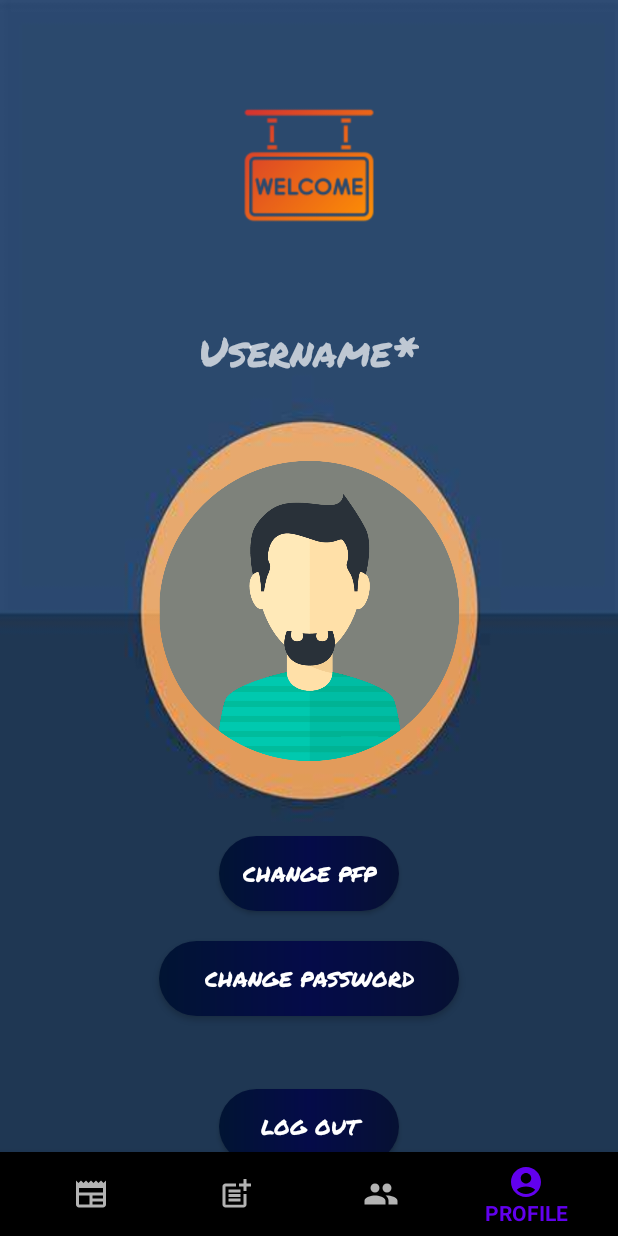
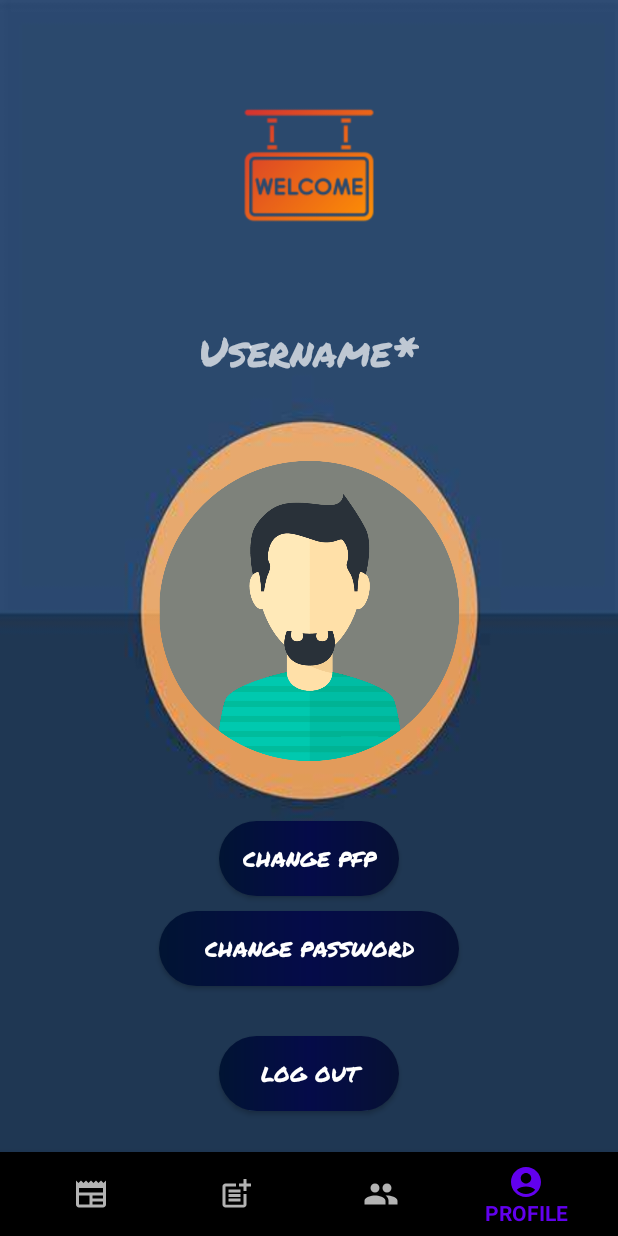
Before and after one commit to Sh1ngeki/Free, an Android app: the ProfileFragment screen opened through its navigation route, on a phone screen of 412 x 824 dp. Run offline under Robolectric (Android 15) with nearby library versions, the phone set to English and light mode, and no system bars; our stand-ins replace navigation-ui.

Commit message:
zomebi2.1

```diff
--- a/app/src/main/res/layout/profile_fragment.xml
+++ b/app/src/main/res/layout/profile_fragment.xml
@@ -55,7 +55,7 @@
         android:id="@+id/changeimage"
         android:layout_width="120dp"
         android:layout_height="50dp"
-        android:layout_marginTop="40dp"
+        android:layout_marginTop="30dp"
         android:background="@drawable/inappbuttons"
         android:fontFamily="@font/kai"
         android:text="Change PFP"
@@ -67,7 +67,7 @@
         android:id="@+id/profilechangepassword"
         android:layout_width="200dp"
         android:layout_height="50dp"
-        android:layout_marginTop="20dp"
+        android:layout_marginTop="10dp"
         android:background="@drawable/inappbuttons"
         android:fontFamily="@font/kai"
         android:text="change password"
@@ -82,6 +82,7 @@
         android:background="@drawable/inappbuttons"
         android:fontFamily="@font/kai"
         android:text="Log Out"
+        android:layout_marginBottom="50dp"
         app:layout_constraintBottom_toBottomOf="parent"
         app:layout_constraintEnd_toEndOf="parent"
         app:layout_constraintStart_toStartOf="parent"
```
